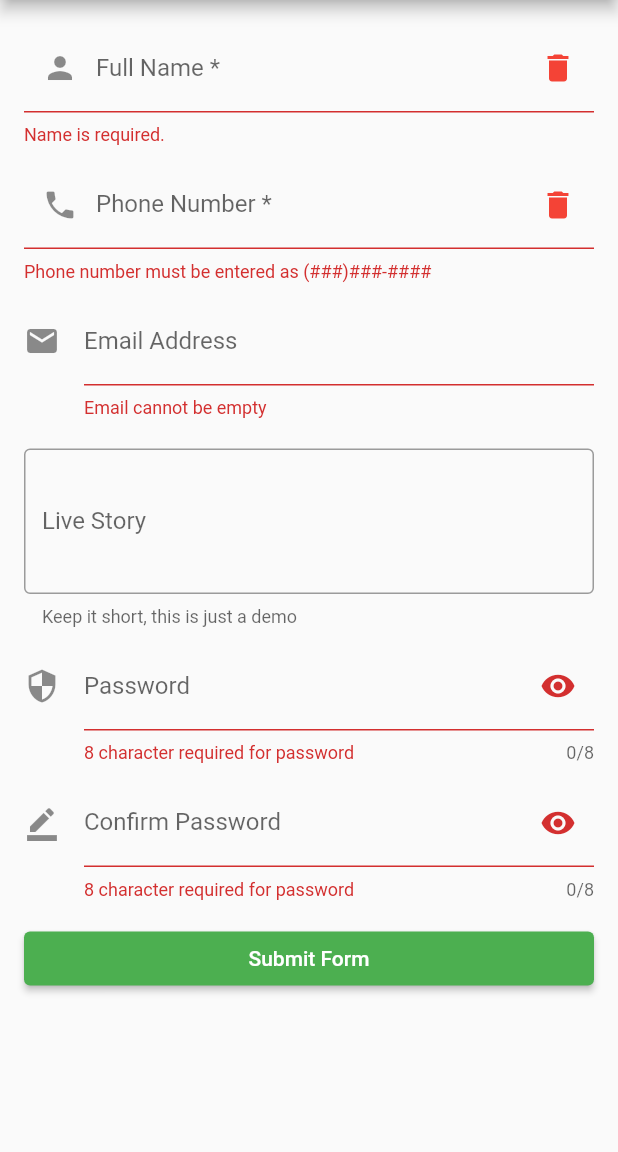
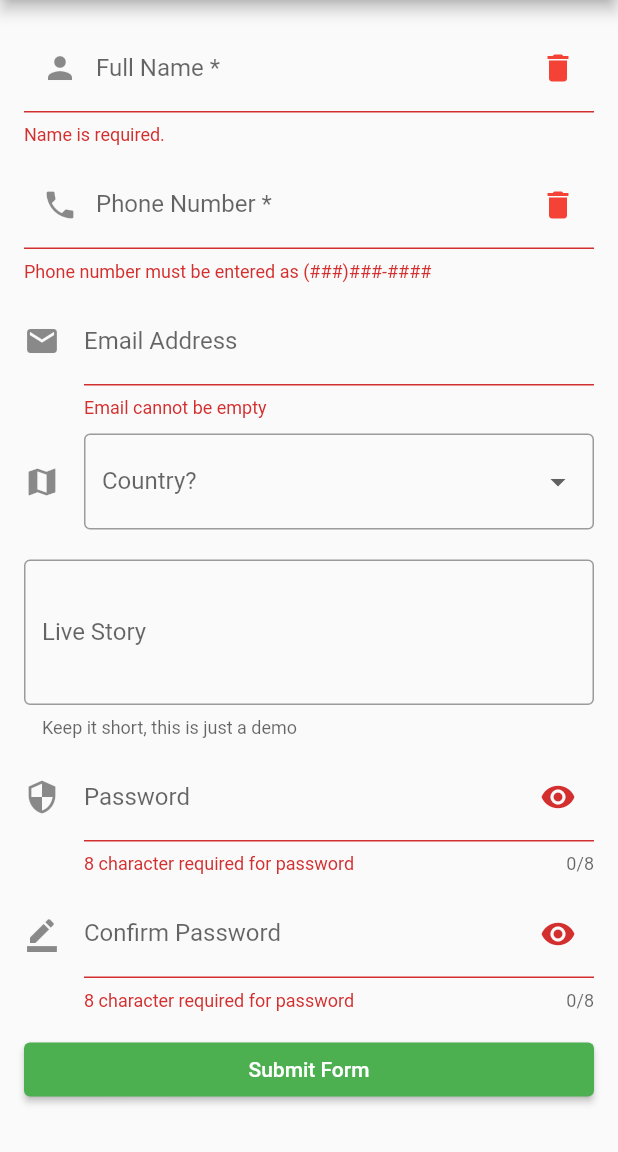
Before and after one commit to DokSna/a46_form_example, a Flutter app: the screen it shows after launch, after a tap on "Submit Form", on a phone screen of 412 x 824 dp, the part 84-1236 px from its top. Run offline on Flutter 3.47's test engine with Material 2 defaults, Android fonts, the phone set to English and light mode, and no system bars.

Commit message:
52. Выпадающий список

```diff
--- a/lib/pages/register_form_page.dart
+++ b/lib/pages/register_form_page.dart
@@ -21,6 +21,11 @@ class _RegisterFormPageState extends State<RegisterFormPage> {
   final _liveStoryController = TextEditingController();
   final _passController = TextEditingController();
   final _confirmPassController = TextEditingController();
+
+  // final List<String> _countries = ['Russia', 'Ukraine', 'Germany', 'France'];
+  // String _selectedCountry = '';
+  final List<String> _countries = ['Russia', 'Ukraine', 'Germany', 'France'];
+  String? _selectedCountry;
 
   @override
   void dispose() {
@@ -112,6 +117,29 @@ class _RegisterFormPageState extends State<RegisterFormPage> {
               keyboardType: TextInputType.emailAddress,
               validator: _validateEmail,
             ),
+            SizedBox(height: 10),
+            DropdownButtonFormField(
+              decoration: const InputDecoration(
+                  border: OutlineInputBorder(),
+                  icon: Icon(Icons.map),
+                  labelText: 'Country?'),
+              items: _countries.map((country) {
+                return DropdownMenuItem(
+                  child: Text(country),
+                  value: country,
+                );
+              }).toList(),
+              onChanged: (country) {
+                debugPrint(country.toString());
+                setState(() {
+                  _selectedCountry = country as String;
+                });
+              },
+              value: _selectedCountry,
+              // validator: (val) {
+              //   return val == null ? 'Please select a country' : null;
+              // },
+            ),
             SizedBox(height: 20),
             TextFormField(
               controller: _liveStoryController,
@@ -186,13 +214,14 @@ class _RegisterFormPageState extends State<RegisterFormPage> {
   void _submitForm() {
     if (_formKey.currentState!.validate()) {
       _formKey.currentState?.save();
-      print('Form is valid');
-      print('name: ${_nameController.text}');
-      print('phone: ${_phoneController.text}');
-      print('email: ${_emailController.text}');
-      print('live story: ${_liveStoryController.text}');
+      debugPrint('Form is valid');
+      debugPrint('name: ${_nameController.text}');
+      debugPrint('phone: ${_phoneController.text}');
+      debugPrint('email: ${_emailController.text}');
+      debugPrint('country: $_selectedCountry');
+      debugPrint('live story: ${_liveStoryController.text}');
     } else {
-      print('Form is not valid! Please review and correct');
+      debugPrint('Form is not valid! Please review and correct');
     }
   }
 
```
